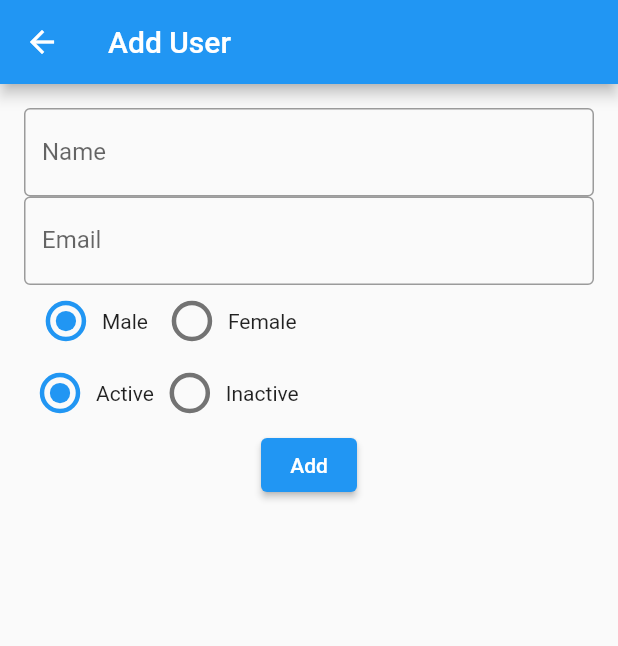
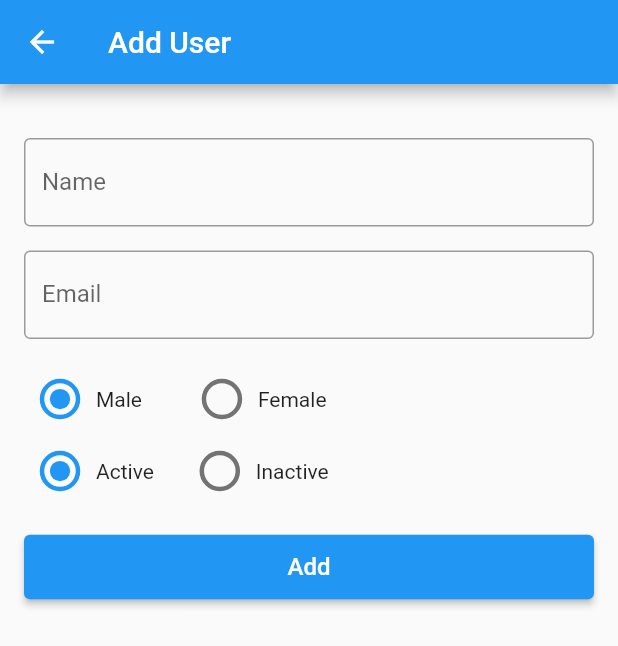
Before and after one commit to iamrohitsuthar/flutter-GoRest-Demo, a Flutter app: the screen it shows after launch, after a tap on the "add" icon, on a phone screen of 412 x 824 dp. Shown: the top 646 px of the screen. Run offline on Flutter 3.47's test engine with Material 2 defaults, Android fonts, the light colour scheme and no system bars; our stand-ins replace email_validator, fluttertoast; network calls fail.

Commit message:
Integrate Add User screen with REST API and UI changes in add user screen

```diff
--- a/lib/add_user.dart
+++ b/lib/add_user.dart
@@ -1,5 +1,12 @@
 import 'package:email_validator/email_validator.dart';
 import 'package:flutter/material.dart';
+import 'package:fluttertoast/fluttertoast.dart';
+import 'package:http/http.dart' as http;
+
+import 'dart:convert';
+
+import './progress_dialog.dart';
+import './config.dart';
 
 class AddUser extends StatefulWidget {
   @override
@@ -11,9 +18,62 @@ enum Status { Active, Inactive }
 
 class _AddUserState extends State<AddUser> {
   final _formKey = GlobalKey<FormState>();
-
   Gender _gender = Gender.Male;
   Status _status = Status.Active;
+  String _name;
+  String _email;
+
+  void addUserData(BuildContext context) async {
+    buildShowDialog(context); //show progress dialog
+
+    Map body = {
+      'name': _name,
+      'email': _email,
+      'gender':
+          _gender.toString().substring(_gender.toString().indexOf('.') + 1),
+      'status':
+          _status.toString().substring(_status.toString().indexOf('.') + 1)
+    };
+
+    var response = await http.post(
+      Uri.parse('https://gorest.co.in/public-api/users'),
+      headers: {
+        "Content-Type": "application/json",
+        "Authorization": "Bearer $GOREST_API_TOKEN",
+      },
+      body: json.encode(body),
+    );
+
+    var jsonResponse = json.decode(response.body);
+    print(jsonResponse['code'].runtimeType);
+    Navigator.of(context).pop(); // hide progress dialog
+
+    if (jsonResponse['code'] == 201) {
+      // user successfully added
+      Fluttertoast.showToast(
+        msg: "User added successfully",
+        backgroundColor: Colors.green.shade400,
+        textColor: Colors.black87,
+      );
+      setState(() {
+        FocusScope.of(context).unfocus();
+        _formKey.currentState.reset();
+      });
+    } else if (jsonResponse['code'] == 422) {
+      Fluttertoast.showToast(
+        msg: jsonResponse['data'][0]['field'] +
+            ' ' +
+            jsonResponse['data'][0]['message'],
+        toastLength: Toast.LENGTH_LONG,
+        backgroundColor: Colors.red.shade400,
+        textColor: Colors.white,
+      );
+    } else {
+      Fluttertoast.showToast(
+        msg: "Something went wrong",
+      );
+    }
+  }
 
   @override
   Widget build(BuildContext context) {
@@ -22,12 +82,18 @@ class _AddUserState extends State<AddUser> {
         title: Text('Add User'),
       ),
       body: Padding(
-        padding: const EdgeInsets.all(16.0),
+        padding: const EdgeInsets.fromLTRB(16, 16, 16, 0),
+        child: SingleChildScrollView(
+          physics: ClampingScrollPhysics(),
           child: Form(
             key: _formKey,
             child: Column(
               children: [
+                SizedBox(
+                  height: 20,
+                ),
                 TextFormField(
+                  autofocus: false,
                   decoration: InputDecoration(
                     border: OutlineInputBorder(),
                     labelText: "Name",
@@ -35,10 +101,15 @@ class _AddUserState extends State<AddUser> {
                   validator: (value) {
                     if (value == null || value.isEmpty)
                       return 'Please enter name';
+                    _name = value;
                     return null;
                   },
                 ),
+                SizedBox(
+                  height: 16,
+                ),
                 TextFormField(
+                  autofocus: false,
                   decoration: InputDecoration(
                     border: OutlineInputBorder(),
                     labelText: "Email",
@@ -48,12 +119,17 @@ class _AddUserState extends State<AddUser> {
                       return 'Please enter email';
                     else if (!EmailValidator.validate(value))
                       return 'Please enter valid email';
+                    _email = value;
                     return null;
                   },
+                ),
+                SizedBox(
+                  height: 16,
                 ),
                 Row(
                   children: [
                     Column(
+                      crossAxisAlignment: CrossAxisAlignment.start,
                       children: [
                         Row(
                           children: [
@@ -90,6 +166,9 @@ class _AddUserState extends State<AddUser> {
                           ],
                         ),
                       ],
+                    ),
+                    SizedBox(
+                      width: 20,
                     ),
                     Column(
                       children: [
@@ -131,15 +210,28 @@ class _AddUserState extends State<AddUser> {
                     ),
                   ],
                 ),
-              ElevatedButton(
+                SizedBox(
+                  height: 16,
+                ),
+                Container(
+                  width: double.infinity,
+                  child: ElevatedButton(
                     onPressed: () {
                       if (_formKey.currentState.validate()) {
-                    print('Make API request');
+                        addUserData(context);
                       }
                     },
-                child: Text('Add'),
+                    child: Padding(
+                      padding: const EdgeInsets.only(top: 12, bottom: 12),
+                      child: Text(
+                        'Add',
+                        style: TextStyle(fontSize: 16),
+                      ),
+                    ),
+                  ),
                 )
               ],
+            ),
           ),
         ),
       ),
--- /dev/null
+++ b/lib/config.dart
@@ -0,0 +1 @@
+const GOREST_API_TOKEN = "YOUR_API_TOKEN";
--- a/lib/home.dart
+++ b/lib/home.dart
@@ -1,5 +1,5 @@
 import 'package:flutter/material.dart';
-import 'package:http/http.dart';
+import 'package:http/http.dart' as http;
 import 'dart:convert';
 import './home_card.dart';
 import './add_user.dart';
@@ -30,8 +30,8 @@ class _HomeScreenState extends State<HomeScreen> {
   }
 
   void getUsersData({int page = 0}) async {
-    var response = await get(
-        Uri.parse('https://gorest.co.in/public-api/users?page=$page'));
+    var response = await http
+        .get(Uri.parse('https://gorest.co.in/public-api/users?page=$page'));
 
     setState(() {
       var jsonData = json.decode(response.body);
--- a/pubspec.yaml
+++ b/pubspec.yaml
@@ -26,6 +26,7 @@ dependencies:
 
   http: ^0.13.3
   email_validator: ^2.0.1
+  fluttertoast: ^8.0.6
 
   # The following adds the Cupertino Icons font to your application.
   # Use with the CupertinoIcons class for iOS style icons.
```
Also changed, not shown: lib/progress_dialog.dart (added, +17 -0 lines), pubspec.lock. Lines whose indentation alone changed are shown as unchanged.
